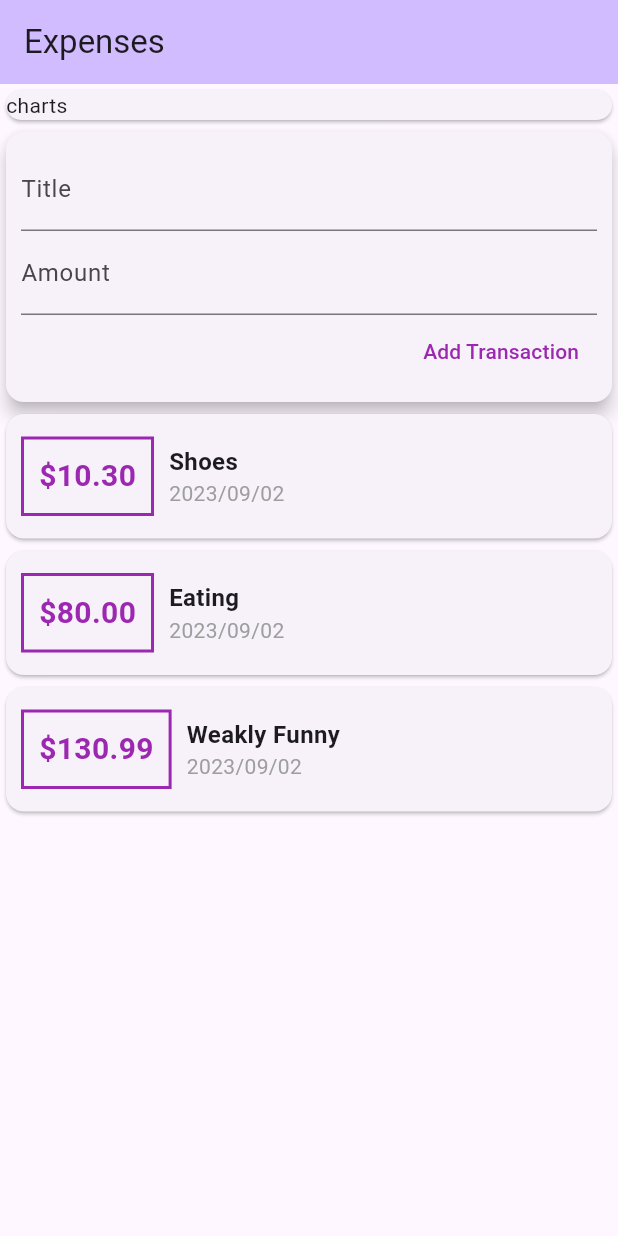
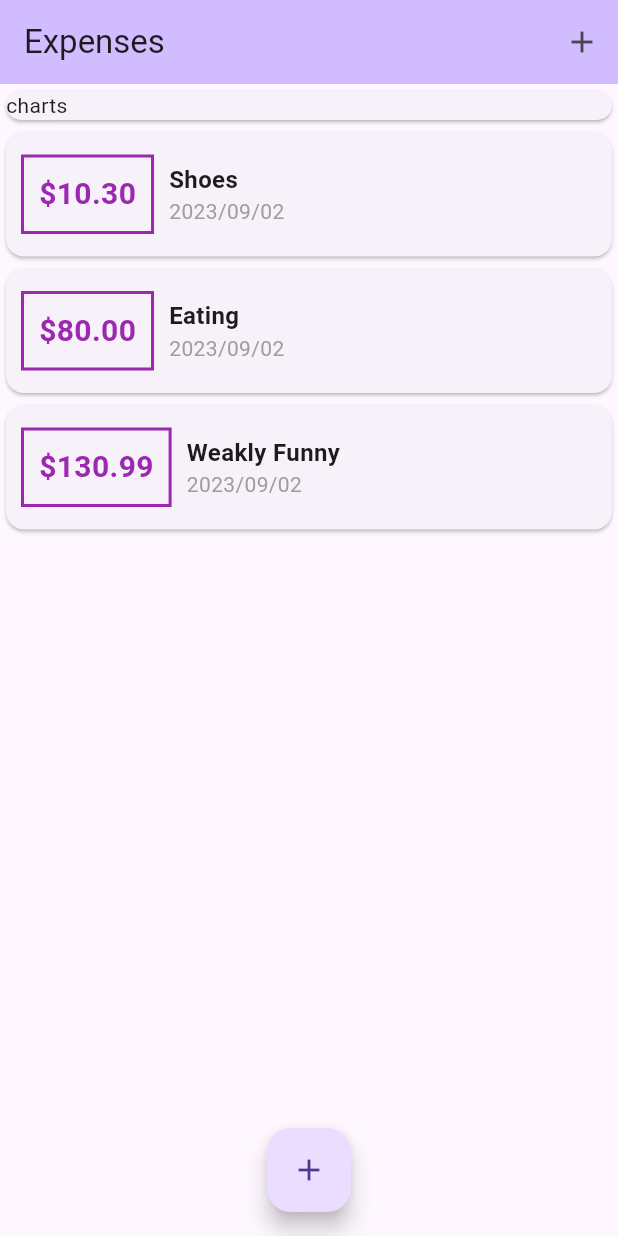
Before and after one commit to kuinfu/flutter-complete-guide, a Flutter app: the screen it shows after launch, on a phone screen of 412 x 824 dp. Run offline on Flutter 3.47's test engine with Material 2 defaults, Android fonts, the phone set to English and light mode, and no system bars.

Commit message:
再次重构整个界面

```diff
--- a/personal_expenses/lib/main.dart
+++ b/personal_expenses/lib/main.dart
@@ -1,6 +1,8 @@
 import 'package:flutter/material.dart';
+import 'package:personal_expenses/widgets/new_transaction.dart';
 
-import 'widgets/user_transactions.dart';
+import 'models/transaction.dart';
+import 'widgets/transaction_list.dart';
 
 void main() {
   runApp(const MyApp());
@@ -21,12 +23,58 @@ class MyApp extends StatelessWidget {
   }
 }
 
-class MyHomePage extends StatelessWidget {
+class MyHomePage extends StatefulWidget {
+  @override
+  State<MyHomePage> createState() => _MyHomePageState();
+}
+
+class _MyHomePageState extends State<MyHomePage> {
   // late String inputTitle;
-  // late String inputAmount;
 
-  // final titleController = TextEditingController();
-  // final amountController = TextEditingController();
+  final List<Transaction> _userTransactions = [
+    Transaction(
+        id: DateTime.now().toString(),
+        title: 'Shoes',
+        amount: 10.3,
+        date: DateTime.now()),
+    Transaction(
+        id: DateTime.now().toString(),
+        title: 'Eating',
+        amount: 80,
+        date: DateTime.now()),
+    Transaction(
+        id: DateTime.now().toString(),
+        title: 'Weakly Funny',
+        amount: 130.99,
+        date: DateTime.now()),
+  ];
+
+  void _addNewTransaction(String title, double amount) {
+    final newTx = Transaction(
+      id: DateTime.now().toString(),
+      title: title,
+      amount: amount,
+      date: DateTime.now(),
+    );
+
+    setState(() {
+      _userTransactions.add(newTx);
+    });
+  }
+
+  void _startNewTransaction(BuildContext ctx) {
+    //此处的输入会有一个问题,在输入标题或者金额的时候,另一个输入框会鞋自动清零
+    //原因在于NewTransaction是一个无状态的小部件,解决方法将其变成一个有状态的部件
+    showModalBottomSheet(
+        context: ctx,
+        builder: (bCtx) {
+          return GestureDetector(
+            child: NewTransaction(_addNewTransaction),
+            onTap: () {},
+            behavior: HitTestBehavior.opaque,
+          );
+        });
+  }
 
   @override
   Widget build(BuildContext context) {
@@ -36,6 +84,14 @@ class MyHomePage extends StatelessWidget {
         // Here we take the value from the MyHomePage object that was created by
         // the App.build method, and use it to set our appbar title.
         title: Text('Expenses'),
+        actions: [
+          IconButton(
+            onPressed: () {
+              _startNewTransaction(context);
+            },
+            icon: Icon(Icons.add),
+          )
+        ],
       ),
       //防止出现黄色警告
       body: SingleChildScrollView(
@@ -51,9 +107,16 @@ class MyHomePage extends StatelessWidget {
                 ),
               ),
             ),
-            UserTransactions(),
+            TransactionList(_userTransactions),
           ],
         ),
+      ),
+      floatingActionButtonLocation: FloatingActionButtonLocation.centerFloat,
+      floatingActionButton: FloatingActionButton(
+        onPressed: () {
+          _startNewTransaction(context);
+        },
+        child: Icon(Icons.add),
       ),
     );
   }
--- a/personal_expenses/lib/widgets/transaction_list.dart
+++ b/personal_expenses/lib/widgets/transaction_list.dart
@@ -11,7 +11,7 @@ class TransactionList extends StatelessWidget {
   @override
   Widget build(BuildContext context) {
     return Container(
-        height: 300,
+        height: 500,
         //ListView.builder()仅仅会绘制屏幕上可见区域,更适合大数据量的做法
         child: ListView.builder(
           itemBuilder: (ctx, index) {
--- a/personal_expenses/lib/widgets/user_transactions.dart
+++ /dev/null
@@ -1,55 +0,0 @@
-import 'package:flutter/material.dart';
-
-import '../models/transaction.dart';
-import 'new_transaction.dart';
-import 'transaction_list.dart';
-
-class UserTransactions extends StatefulWidget {
-  const UserTransactions({super.key});
-
-  @override
-  State<UserTransactions> createState() => _UserTransactionsState();
-}
-
-class _UserTransactionsState extends State<UserTransactions> {
-  final List<Transaction> _userTransactions = [
-    Transaction(
-        id: DateTime.now().toString(),
-        title: 'Shoes',
-        amount: 10.3,
-        date: DateTime.now()),
-    Transaction(
-        id: DateTime.now().toString(),
-        title: 'Eating',
-        amount: 80,
-        date: DateTime.now()),
-    Transaction(
-        id: DateTime.now().toString(),
-        title: 'Weakly Funny',
-        amount: 130.99,
-        date: DateTime.now()),
-  ];
-
-  void _addNewTransaction(String title, double amount) {
-    final newTx = Transaction(
-      id: DateTime.now().toString(),
-      title: title,
-      amount: amount,
-      date: DateTime.now(),
-    );
-
-    setState(() {
-      _userTransactions.add(newTx);
-    });
-  }
-
-  @override
-  Widget build(BuildContext context) {
-    return Column(
-      children: [
-        NewTransaction(_addNewTransaction),
-        TransactionList(_userTransactions),
-      ],
-    );
-  }
-}
```
Also changed, not shown: personal_expenses/lib/widgets/new_transaction.dart (+10 -2 lines).
